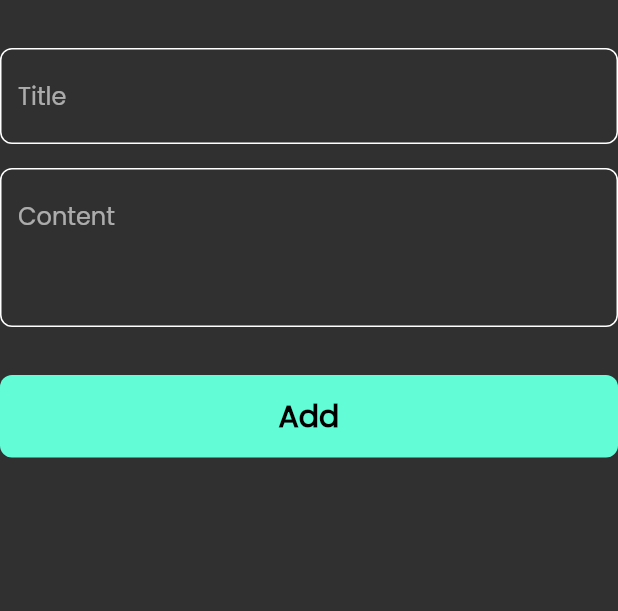
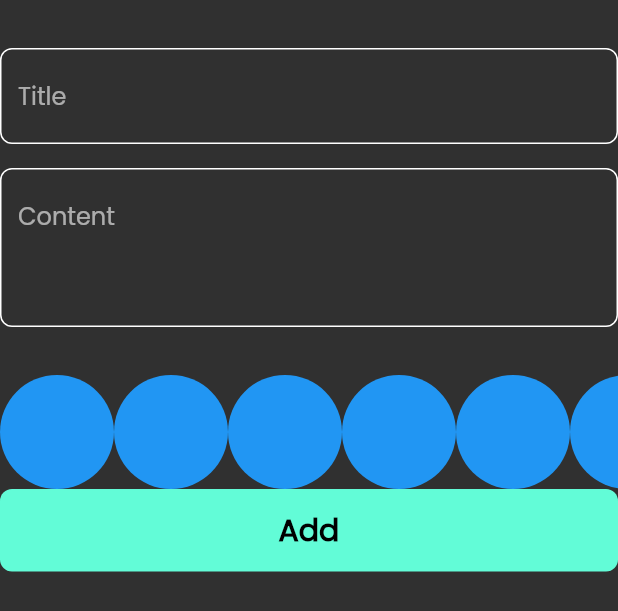
Before and after one commit to Bakir-Alkaraki/notes_hive, a Flutter app: the AddNoteForm widget shown alone on an empty page, opened directly, on a phone screen of 412 x 824 dp. Shown: the top 611 px of the screen. Run offline on Flutter 3.47's test engine with Material 2 defaults, Android fonts, the phone set to English and light mode, and no system bars; our stand-ins replace bloc, flutter_bloc, font_awesome_flutter, hive, hive_flutter; accounts and stored records are empty.

Commit message:
Create Colors Picker part 1

```diff
--- a/lib/view/widgets/add_note_form.dart
+++ b/lib/view/widgets/add_note_form.dart
@@ -5,6 +5,8 @@ import 'package:noteshive/cubits/add_note_cubit/cubit/add_note_cubit.dart';
 import 'package:noteshive/model/note_model.dart';
 import 'package:noteshive/view/widgets/custom_button.dart';
 import 'package:noteshive/view/widgets/custom_textfield.dart';
+
+import 'colors_list_picker.dart';
 
 class AddNoteForm extends StatefulWidget {
   const AddNoteForm({Key? key}) : super(key: key);
@@ -48,6 +50,7 @@ class _AddNoteFormState extends State<AddNoteForm> {
           const SizedBox(
             height: 32,
           ),
+          const ColorsList(),
           BlocBuilder<AddNoteCubit, AddNoteState>(
             builder: (context, state) {
               return CustomButton(
@@ -56,7 +59,8 @@ class _AddNoteFormState extends State<AddNoteForm> {
                   if (formState.currentState!.validate()) {
                     formState.currentState!.save();
 
-                    var formatDate = DateFormat('dd-mm-yyyy').format(DateTime.now());
+                    var formatDate =
+                        DateFormat('dd-mm-yyyy').format(DateTime.now());
 
                     var noteModel = NoteModel(
                         title: title!,
--- /dev/null
+++ b/lib/view/widgets/colors_list_picker.dart
@@ -0,0 +1,29 @@
+import 'package:flutter/material.dart';
+
+class ColorCircle extends StatelessWidget {
+  const ColorCircle({Key? key}) : super(key: key);
+
+  @override
+  Widget build(BuildContext context) {
+    return const CircleAvatar(
+      radius: 38,
+      backgroundColor: Colors.blue,
+    );
+  }
+}
+
+class ColorsList extends StatelessWidget {
+  const ColorsList({Key? key}) : super(key: key);
+
+  @override
+  Widget build(BuildContext context) {
+    return SizedBox(
+        height: 38 * 2,
+        child: ListView.builder(
+            scrollDirection: Axis.horizontal,
+            itemCount: 10,
+            itemBuilder: (context, index) {
+              return const ColorCircle();
+            }));
+  }
+}
```
